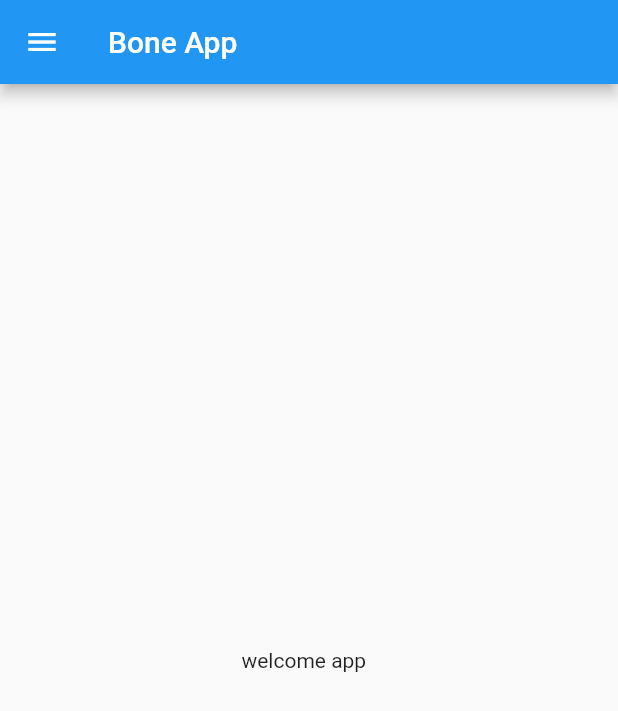
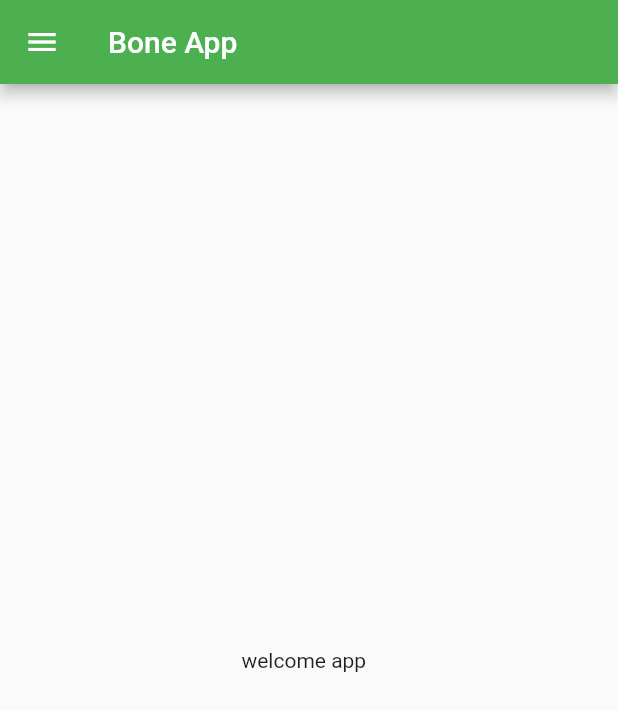
Before and after one commit to sai444/Boneflutter, a Flutter app: the screen it shows after launch, on a phone screen of 412 x 824 dp. Shown: the top 711 px of the screen. Run offline on Flutter 3.47's test engine with Material 2 defaults, Android fonts, the light colour scheme and no system bars.

Commit message:
day3 complated

```diff
--- a/lib/main.dart
+++ b/lib/main.dart
@@ -1,4 +1,5 @@
-import 'package:bone01/home_page.dart';
+import 'package:bone01/pages/home_page.dart';
+import 'package:bone01/pages/login_page.dart';
 import 'package:flutter/material.dart';
 
 void main() {
@@ -8,6 +9,17 @@
 class Myapp extends StatelessWidget {
   @override
   Widget build(BuildContext context) {
-    return MaterialApp(home: HomePage());
+    return MaterialApp(
+      // home: HomePage(),
+      themeMode: ThemeMode.light,
+      theme: ThemeData(primarySwatch: Colors.green),
+      darkTheme: ThemeData(brightness: Brightness.dark),
+      initialRoute: "/home",
+      routes: {
+        "/": (context) => LoginPage(),
+        "/home": (context) => HomePage(),
+        "/login": (context) => LoginPage(),
+      },
+    );
   }
 }
```
Also changed, not shown: lib/pages/login_page.dart (added, +17 -0 lines), lib/pages/home_page.dart (renamed from lib/home_page.dart).
